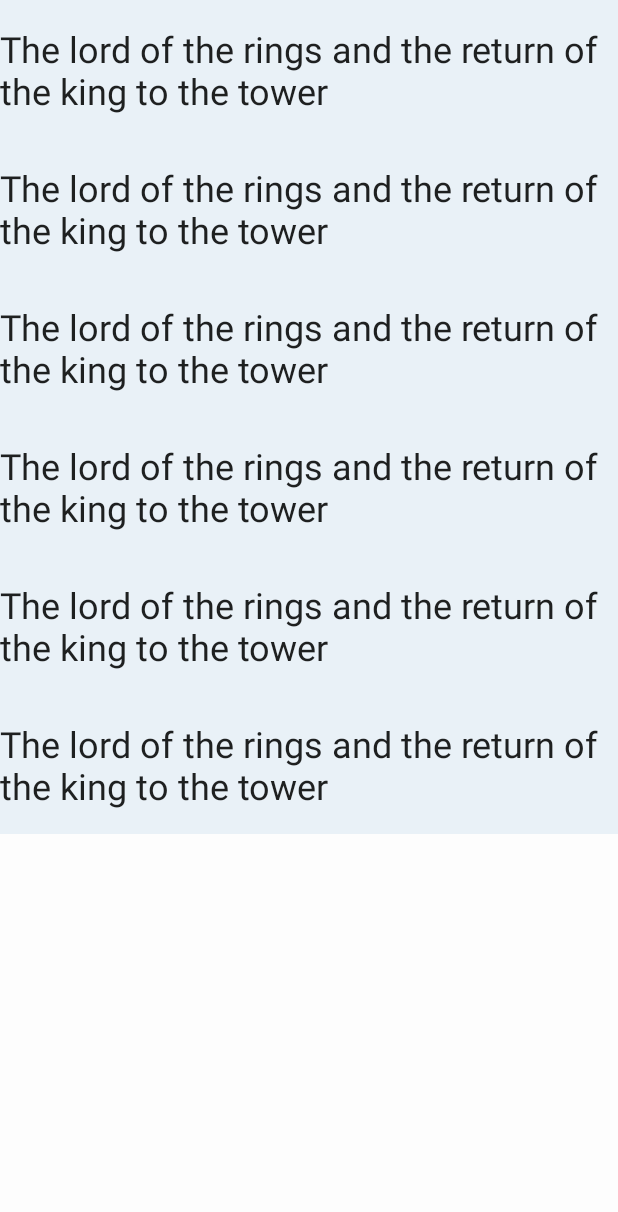
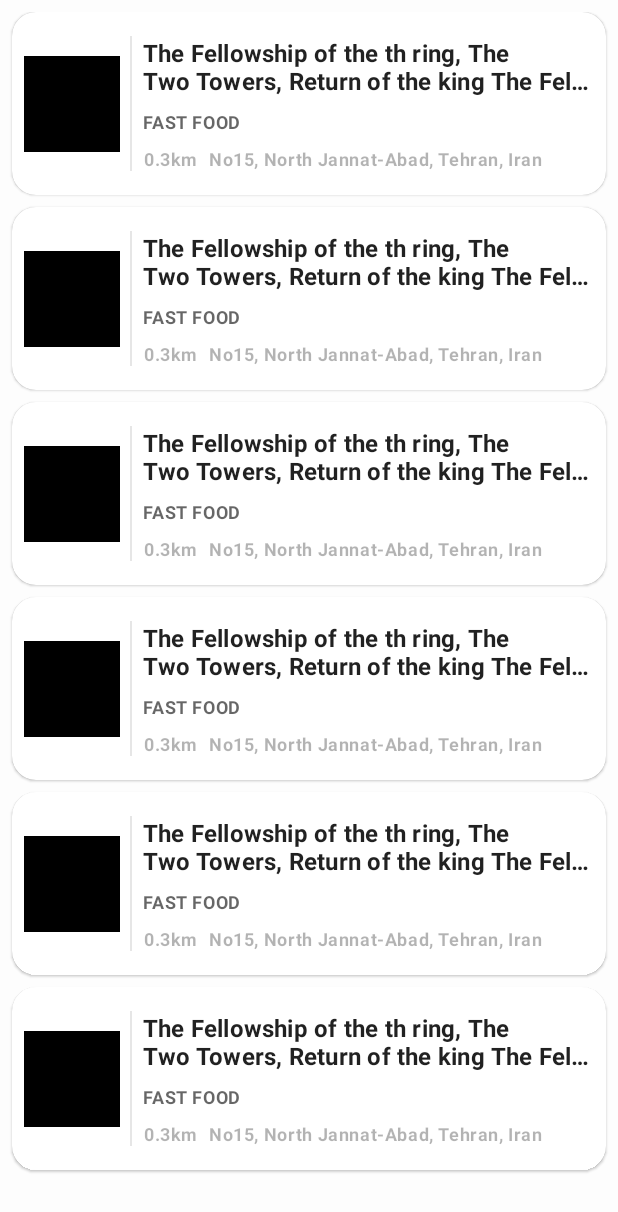
Before and after one commit to Hessam-Emami/Block-Fetcher_UDF_FLOW_MVVM_Pagination, an Android app: the layout explore_fragment.xml on its own in the app's theme, with its tools: preview values and no code run, on a phone screen of 412 x 824 dp. Shown: the top 1212 px of the screen. Run offline under Robolectric (Android 15) with nearby library versions, the phone set to English and light mode, and no system bars.

Commit message:
Finish discover new venus design and presentation logic

```diff
--- a/app/src/main/java/com/emami/blockfetcher/venue/data/VenueRemoteMediator.kt
+++ b/app/src/main/java/com/emami/blockfetcher/venue/data/VenueRemoteMediator.kt
@@ -6,7 +6,7 @@
 import androidx.paging.RemoteMediator
 import com.emami.blockfetcher.common.Constants
 import com.emami.blockfetcher.common.base.Result
-import com.emami.blockfetcher.venue.data.local.CacheDataIntegrityFacade
+import com.emami.blockfetcher.venue.data.local.CacheIntergrityCheckerFacade
 import com.emami.blockfetcher.venue.data.local.VenueLocalDataSource
 import com.emami.blockfetcher.venue.data.model.*
 import com.emami.blockfetcher.venue.data.network.VenueRemoteDataSource
@@ -17,7 +17,7 @@
     private val query: LatitudeLongitude,
     private val localDataSource: VenueLocalDataSource,
     private val networkService: VenueRemoteDataSource,
-    private val cacheDataIntegrityFacade: CacheDataIntegrityFacade,
+    private val cacheIntergrityCheckerFacade: CacheIntergrityCheckerFacade,
 ) : RemoteMediator<Int, VenueEntity>() {
 
 
@@ -32,7 +32,7 @@
             )
         }
         if (loadType == LoadType.REFRESH) {
-            if (cacheDataIntegrityFacade.isDataValidForGivenQuery(query)) {
+            if (cacheIntergrityCheckerFacade.isDataValidForGivenQuery(query)) {
                 return MediatorResult.Success(
                     endOfPaginationReached = false
                 )
--- a/app/src/main/java/com/emami/blockfetcher/venue/data/VenueRepository.kt
+++ b/app/src/main/java/com/emami/blockfetcher/venue/data/VenueRepository.kt
@@ -2,7 +2,7 @@
 
 import androidx.paging.*
 import com.emami.blockfetcher.common.Constants
-import com.emami.blockfetcher.venue.data.local.CacheDataIntegrityFacade
+import com.emami.blockfetcher.venue.data.local.CacheIntergrityCheckerFacade
 import com.emami.blockfetcher.venue.data.local.VenueLocalDataSource
 import com.emami.blockfetcher.venue.data.model.LatitudeLongitude
 import com.emami.blockfetcher.venue.data.model.Venue
@@ -18,7 +18,7 @@
 class VenueRepository @Inject constructor(
     private val remoteSource: VenueRemoteDataSource,
     private val localDataSource: VenueLocalDataSource,
-    private val cacheDataIntegrityFacade: CacheDataIntegrityFacade,
+    private val cacheIntergrityCheckerFacade: CacheIntergrityCheckerFacade,
 ) {
     //Builds corresponding pagination sources
     @ExperimentalPagingApi
@@ -30,7 +30,7 @@
             VenueRemoteMediator(lastLocation,
                 localDataSource,
                 remoteSource,
-                cacheDataIntegrityFacade)
+                cacheIntergrityCheckerFacade)
         return Pager(
             PagingConfig(pageSize = Constants.DEFAULT_PAGE_SIZE,
                 initialLoadSize = Constants.DEFAULT_PAGE_SIZE,
--- a/app/src/main/java/com/emami/blockfetcher/venue/data/local/CacheDataIntegrityFacade.kt
+++ b/app/src/main/java/com/emami/blockfetcher/venue/data/local/CacheIntergrityCheckerFacade.kt
@@ -8,7 +8,7 @@
 import java.time.Instant
 import javax.inject.Inject
 
-class CacheDataIntegrityFacade @Inject constructor(private val localDataSource: VenueLocalDataSource) {
+class CacheIntergrityCheckerFacade @Inject constructor(private val localDataSource: VenueLocalDataSource) {
 
     suspend fun isDataValidForGivenQuery(location: LatitudeLongitude): Boolean {
         val a = getDataIntegrityByTime()
--- a/app/src/main/java/com/emami/blockfetcher/venue/data/model/Domain.kt
+++ b/app/src/main/java/com/emami/blockfetcher/venue/data/model/Domain.kt
@@ -8,8 +8,18 @@
     val primaryCategory: Category,
     val name: String,
 ) {
-    val labeledDistance: String
-        get() = "${location.distance} m"
+    val labeledDistanceInKilometers: String
+        get() = buildString {
+            val distanceInKilo = location.distance.toDouble() / 1000
+            val formattedDistance = String.format("%.2f", distanceInKilo)
+            append(formattedDistance)
+            append("km")
+        }
+
+    val address: String
+        get() = location.address
+    val tag: String
+        get() = primaryCategory.name
 }
 
 data class Category(
--- a/app/src/main/java/com/emami/blockfetcher/venue/data/model/Mapper.kt
+++ b/app/src/main/java/com/emami/blockfetcher/venue/data/model/Mapper.kt
@@ -9,7 +9,7 @@
         primaryCategory.icon.suffix),
     location = LocationEntity(location.lat,
         location.lng,
-        location.address ?: "No Address Available.",
+        location.address ?: "No Address Associated.",
         location.distance))
 
 
--- a/app/src/main/java/com/emami/blockfetcher/venue/ui/explore/ExploreFragment.kt
+++ b/app/src/main/java/com/emami/blockfetcher/venue/ui/explore/ExploreFragment.kt
@@ -14,7 +14,6 @@
 import androidx.fragment.app.viewModels
 import androidx.lifecycle.lifecycleScope
 import androidx.paging.ExperimentalPagingApi
-import androidx.recyclerview.widget.DividerItemDecoration
 import com.emami.blockfetcher.databinding.ExploreFragmentBinding
 import com.emami.blockfetcher.venue.ui.explore.adapter.VenuePagingAdapter
 import com.emami.blockfetcher.venue.ui.explore.adapter.VenuePagingLoadStateAdapter
@@ -151,8 +150,6 @@
         venuePagingAdapter = VenuePagingAdapter()
         binding.pagingRecyclerView.adapter =
             venuePagingAdapter.withLoadStateFooter(VenuePagingLoadStateAdapter(venuePagingAdapter::retry))
-        binding.pagingRecyclerView.addItemDecoration(DividerItemDecoration(requireContext(),
-            DividerItemDecoration.VERTICAL))
     }
 
     override fun onDestroyView() {
--- a/app/src/main/java/com/emami/blockfetcher/venue/ui/explore/viewholder/VenueViewHolder.kt
+++ b/app/src/main/java/com/emami/blockfetcher/venue/ui/explore/viewholder/VenueViewHolder.kt
@@ -9,9 +9,14 @@
     RecyclerView.ViewHolder(binding.root) {
 
     fun bind(venue: Venue?) {
-        if (venue == null) Timber.w("We're having NULL venue despite turning off the placeholders!")
+        if (venue == null) Timber.w("Despite turning off the placeholders, VenueViewHolder received null venue! ")
         venue?.let {
-            binding.title.text = venue.name
+            with(binding) {
+                title.text = venue.name
+                categoryName.text = venue.tag
+                distance.text = venue.labeledDistanceInKilometers
+                address.text = venue.address
+            }
         }
     }
 }
--- a/app/src/main/res/layout/explore_fragment.xml
+++ b/app/src/main/res/layout/explore_fragment.xml
@@ -1,24 +1,25 @@
 <?xml version="1.0" encoding="utf-8"?>
 <FrameLayout xmlns:android="http://schemas.android.com/apk/res/android"
+    xmlns:app="http://schemas.android.com/apk/res-auto"
     xmlns:tools="http://schemas.android.com/tools"
     android:layout_width="match_parent"
     android:layout_height="match_parent"
-    xmlns:app="http://schemas.android.com/apk/res-auto"
     tools:context=".venue.ui.explore.ExploreFragment">
 
 
     <ProgressBar
-        android:theme="@style/ThemeOverlay.BlockFetcher.Progressbar"
         android:id="@+id/progressBar"
         android:layout_width="wrap_content"
         android:layout_height="wrap_content"
         android:layout_gravity="center"
+        android:theme="@style/ThemeOverlay.BlockFetcher.Progressbar"
         android:visibility="gone" />
 
     <androidx.recyclerview.widget.RecyclerView
         android:id="@+id/pagingRecyclerView"
         android:layout_width="match_parent"
         android:layout_height="match_parent"
+        android:layout_marginTop="8dp"
         app:layoutManager="androidx.recyclerview.widget.LinearLayoutManager"
         app:layout_constraintEnd_toEndOf="parent"
         app:layout_constraintStart_toStartOf="parent"
--- a/app/src/main/res/layout/explore_item_adapter_load_state.xml
+++ b/app/src/main/res/layout/explore_item_adapter_load_state.xml
@@ -2,15 +2,16 @@
 <FrameLayout xmlns:android="http://schemas.android.com/apk/res/android"
     xmlns:tools="http://schemas.android.com/tools"
     android:layout_width="match_parent"
+    android:layout_marginBottom="8dp"
     android:layout_height="wrap_content">
 
     <ProgressBar
         android:id="@+id/progressBar"
-        style="@style/Widget.AppCompat.ProgressBar.Horizontal"
-        android:layout_width="match_parent"
-        android:layout_height="wrap_content"
+        android:layout_width="32dp"
+        android:layout_height="32dp"
         android:layout_gravity="center"
-        android:indeterminate="true" />
+        android:indeterminate="true"
+        android:theme="@style/ThemeOverlay.BlockFetcher.Progressbar" />
 
     <LinearLayout
         android:layout_width="match_parent"
--- a/app/src/main/res/layout/explore_item_venue.xml
+++ b/app/src/main/res/layout/explore_item_venue.xml
@@ -1,23 +1,114 @@
 <?xml version="1.0" encoding="utf-8"?>
-<androidx.constraintlayout.widget.ConstraintLayout xmlns:android="http://schemas.android.com/apk/res/android"
+<com.google.android.material.card.MaterialCardView xmlns:android="http://schemas.android.com/apk/res/android"
     xmlns:app="http://schemas.android.com/apk/res-auto"
     xmlns:tools="http://schemas.android.com/tools"
+    android:id="@+id/container"
     android:layout_width="match_parent"
     android:layout_height="wrap_content"
+    android:layout_marginStart="8dp"
+    android:layout_marginEnd="8dp"
+    android:layout_marginBottom="8dp"
+    app:cardCornerRadius="16dp">
+
+    <androidx.constraintlayout.widget.ConstraintLayout
+        android:layout_width="match_parent"
+        android:layout_height="wrap_content">
+
+        <androidx.appcompat.widget.AppCompatImageView
+            android:id="@+id/icon"
+            android:layout_width="80dp"
+            android:layout_height="80dp"
+            android:layout_gravity="center"
+            android:padding="8dp"
+            app:layout_constraintBottom_toBottomOf="parent"
+            app:layout_constraintEnd_toStartOf="@+id/guideline"
+            app:layout_constraintStart_toStartOf="parent"
+            app:layout_constraintTop_toTopOf="parent"
+            tools:src="@android:color/black" />
+
+        <View
+            android:id="@+id/view2"
+            android:layout_width="1dp"
+            android:layout_height="0dp"
+            android:alpha=".1"
             android:background="@drawable/bg_rectangle_solid_white"
-    android:backgroundTint="@drawable/color_primary_alpha_10"
-    android:paddingTop="16dp"
-    android:paddingBottom="16dp">
+            android:backgroundTint="?attr/colorOnSecondary"
+            app:layout_constraintBottom_toBottomOf="@+id/address"
+            app:layout_constraintEnd_toStartOf="@+id/guideline"
+            app:layout_constraintStart_toStartOf="@+id/guideline"
+            app:layout_constraintTop_toTopOf="@+id/title"
+            app:layout_constraintVertical_bias="0.0" />
 
-    <TextView
+
+        <androidx.constraintlayout.widget.Guideline
+            android:id="@+id/guideline"
+            android:layout_width="wrap_content"
+            android:layout_height="wrap_content"
+            android:orientation="vertical"
+            app:layout_constraintGuide_percent="0.20" />
+
+
+        <com.google.android.material.textview.MaterialTextView
             android:id="@+id/title"
             android:layout_width="0dp"
             android:layout_height="wrap_content"
-        android:textAppearance="@style/TextAppearance.MaterialComponents.Headline5"
+            android:layout_marginStart="8dp"
+            android:layout_marginTop="16dp"
+            android:layout_marginEnd="8dp"
+            android:ellipsize="end"
+            android:maxLines="2"
+            android:textAlignment="viewStart"
+            android:textAppearance="@style/TextAppearance.MaterialComponents.Subtitle1"
+            android:textDirection="ltr"
+            android:textStyle="bold"
+            app:layout_constraintEnd_toEndOf="parent"
+            app:layout_constraintStart_toStartOf="@+id/guideline"
+            app:layout_constraintTop_toTopOf="parent"
+            tools:text="The Fellowship of the th ring, The Two Towers, Return of the king The Fellowship of the th ring, The Two Towers, Return of the king " />
+
+        <com.google.android.material.textview.MaterialTextView
+            android:id="@+id/categoryName"
+            android:layout_width="wrap_content"
+            android:layout_height="wrap_content"
+            android:layout_marginTop="8dp"
+            android:textAllCaps="true"
+            android:textAppearance="@style/TextAppearance.MaterialComponents.Caption"
+            android:textStyle="bold"
+            app:layout_constraintStart_toStartOf="@+id/title"
+            app:layout_constraintTop_toBottomOf="@+id/title"
+            tools:text="Fast Food" />
+
+        <com.google.android.material.textview.MaterialTextView
+            android:id="@+id/address"
+            android:layout_width="0dp"
+            android:layout_height="wrap_content"
+            android:layout_marginStart="8dp"
+            android:alpha=".5"
+            android:ellipsize="end"
+            android:gravity="start"
+            android:maxLines="2"
+            android:textAppearance="@style/TextAppearance.MaterialComponents.Caption"
+            android:textStyle="bold"
+            app:layout_constraintBaseline_toBaselineOf="@+id/distance"
+            app:layout_constraintEnd_toEndOf="@+id/title"
+            app:layout_constraintStart_toEndOf="@+id/distance"
+            tools:text="No15, North Jannat-Abad, Tehran, Iran" />
+
+        <com.google.android.material.textview.MaterialTextView
+            android:id="@+id/distance"
+            android:layout_width="wrap_content"
+            android:layout_height="wrap_content"
+            android:layout_marginTop="8dp"
+            android:layout_marginBottom="16dp"
+            android:alpha=".5"
+            android:gravity="center"
+            android:textAppearance="@style/TextAppearance.MaterialComponents.Caption"
+            android:textStyle="bold"
             app:layout_constraintBottom_toBottomOf="parent"
-        app:layout_constraintEnd_toEndOf="parent"
-        app:layout_constraintStart_toStartOf="parent"
-        app:layout_constraintTop_toTopOf="parent"
-        tools:text="The lord of the rings and the return of the king to the tower" />
+            app:layout_constraintStart_toStartOf="@+id/categoryName"
+            app:layout_constraintTop_toBottomOf="@+id/categoryName"
+            tools:text="0.3km" />
+
 
     </androidx.constraintlayout.widget.ConstraintLayout>
+</com.google.android.material.card.MaterialCardView>
--- a/app/src/main/res/values/colors.xml
+++ b/app/src/main/res/values/colors.xml
@@ -2,6 +2,7 @@
 <resources>
 
     <color name="windows_blue">#3f88c5</color>
+    <color name="blue_material_700">#26567E</color>
     <color name="white">#ffffff</color>
     <color name="dodger_blue_22">#3842bffa</color>
     <color name="black_two">#000000</color>
--- a/app/src/main/res/values/themes.xml
+++ b/app/src/main/res/values/themes.xml
@@ -6,7 +6,7 @@
     <style name="Theme.BlockFetcher" parent="Theme.Base.BlockFetcher">
         <!-- Primary brand color. -->
         <item name="colorPrimary">@color/windows_blue</item>
-        <item name="colorPrimaryVariant">@color/windows_blue</item>
+        <item name="colorPrimaryVariant">@color/blue_material_700</item>
         <item name="colorOnPrimary">@color/white</item>
         <!-- Secondary brand color. -->
         <item name="colorSecondary">@color/dodger_blue_22</item>
```
Lines whose indentation alone changed are shown as unchanged.
